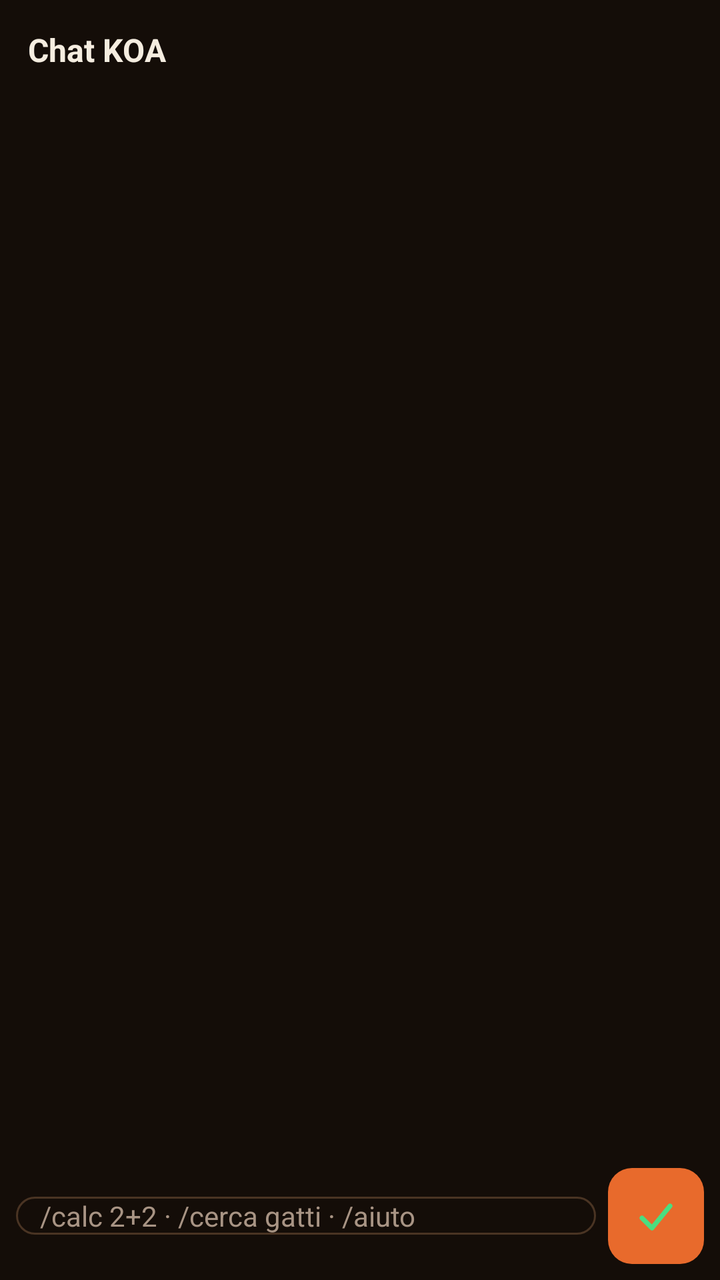
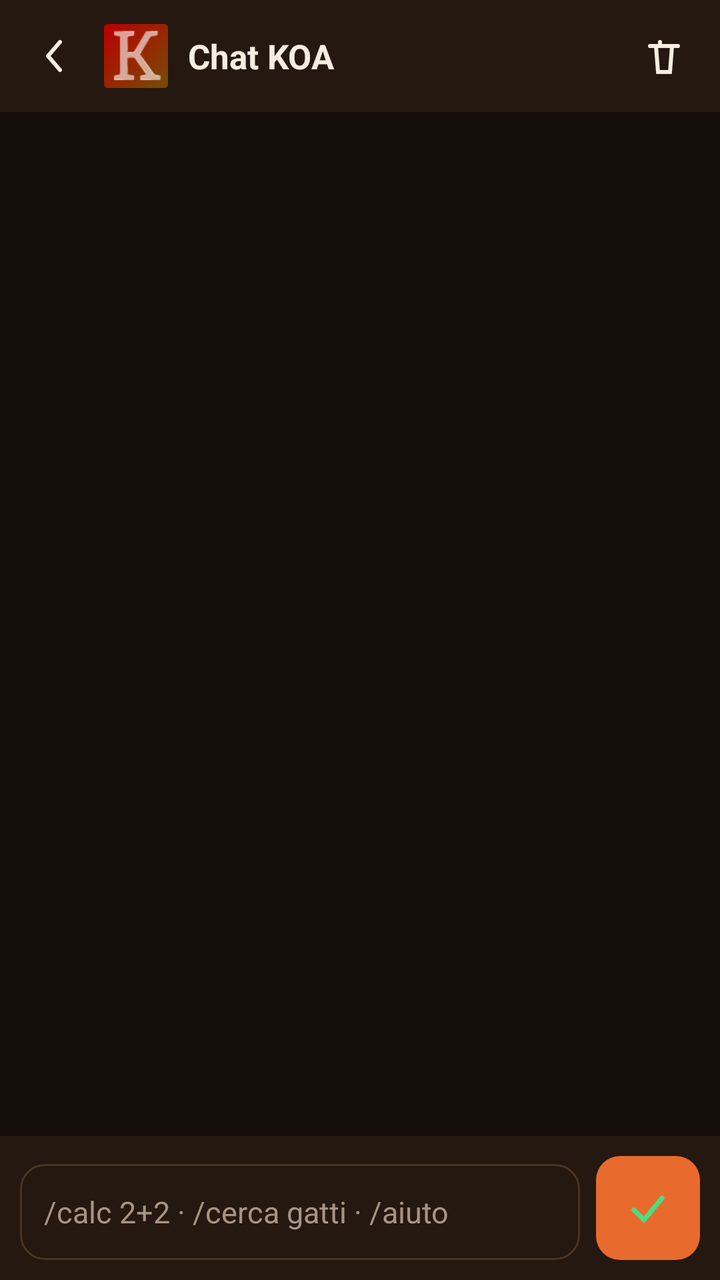

An Android layout rendered at two revisions. The XML below is the earlier revision; the diff shows what the commit changed to produce the second picture.
<!-- AndroidManifest.xml: application theme Theme.KOA -->
<!-- res/layout/activity_chat.xml -->
<?xml version="1.0" encoding="utf-8"?>
<LinearLayout xmlns:android="http://schemas.android.com/apk/res/android"
    android:layout_width="match_parent"
    android:layout_height="match_parent"
    android:orientation="vertical"
    android:background="@color/koa_bg">

    <TextView
        android:layout_width="match_parent"
        android:layout_height="wrap_content"
        android:padding="14dp"
        android:text="@string/chat_title"
        android:textColor="@color/koa_cream"
        android:textSize="16sp"
        android:textStyle="bold" />

    <androidx.recyclerview.widget.RecyclerView
        android:id="@+id/msgList"
        android:layout_width="match_parent"
        android:layout_height="0dp"
        android:layout_weight="1"
        android:padding="10dp"
        android:clipToPadding="false" />

    <LinearLayout
        android:layout_width="match_parent"
        android:layout_height="wrap_content"
        android:orientation="horizontal"
        android:gravity="center_vertical"
        android:padding="8dp">

        <EditText
            android:id="@+id/chatInput"
            android:layout_width="0dp"
            android:layout_height="wrap_content"
            android:layout_weight="1"
            android:background="@drawable/field_bg"
            android:textColor="@color/koa_cream"
            android:textColorHint="@color/koa_muted"
            android:hint="@string/chat_hint"
            android:inputType="text"
            android:maxLines="4"
            android:textSize="14sp" />

        <ImageButton
            android:id="@+id/chatSend"
            android:layout_width="48dp"
            android:layout_height="48dp"
            android:layout_marginStart="6dp"
            android:background="@drawable/btn_primary"
            android:src="@drawable/ic_check"
            android:contentDescription="Invia" />
    </LinearLayout>
</LinearLayout>
<!-- resources referenced by this layout -->
<resources>
  <color name="koa_bg">#140D08</color>
  <color name="koa_cream">#F5EDE0</color>
  <color name="koa_muted">#A89484</color>
  <!-- drawable btn_primary (drawable) -->
  <?xml version="1.0" encoding="utf-8"?>
  <shape xmlns:android="http://schemas.android.com/apk/res/android" android:shape="rectangle">
      <solid android:color="@color/koa_orange" />
      <corners android:radius="12dp" />
  </shape>
  <!-- drawable field_bg (drawable) -->
  <?xml version="1.0" encoding="utf-8"?>
  <shape xmlns:android="http://schemas.android.com/apk/res/android" android:shape="rectangle">
      <solid android:color="#00000059" />
      <stroke android:width="1dp" android:color="@color/koa_line" />
      <corners android:radius="12dp" />
      <padding android:left="12dp" android:right="12dp" />
  </shape>
  <!-- drawable ic_check (drawable) -->
  <vector xmlns:android="http://schemas.android.com/apk/res/android" android:width="24dp" android:height="24dp" android:viewportWidth="24" android:viewportHeight="24"><path android:fillColor="#00000000" android:strokeColor="#4ADE80" android:strokeWidth="2.4" android:strokeLineCap="round" android:strokeLineJoin="round" android:pathData="M5,13 L10,18 L19,7" /></vector>
  <string name="chat_hint">/calc 2+2 · /cerca gatti · /aiuto</string>
  <string name="chat_title">Chat KOA</string>
  <style name="Theme.KOA" parent="Theme.AppCompat.NoActionBar">
          <item name="colorPrimary">@color/koa_orange</item>
          <item name="colorPrimaryDark">@color/koa_wood2</item>
          <item name="colorAccent">@color/koa_amber</item>
          <item name="android:statusBarColor">@color/koa_wood2</item>
          <item name="android:navigationBarColor">@color/koa_wood2</item>
          <item name="android:windowBackground">@drawable/splash</item>
          <item name="android:textColorPrimary">@color/koa_cream</item>
          <item name="android:textColorSecondary">@color/koa_muted</item>
          <item name="android:editTextBackground">@drawable/field_bg</item>
      </style>
  <color name="koa_orange">#E86A2C</color>
  <color name="koa_line">#4A3423</color>
  <color name="koa_wood2">#241811</color>
  <color name="koa_amber">#E8A83C</color>
  <!-- drawable splash (drawable) -->
  <?xml version="1.0" encoding="utf-8"?>
  <layer-list xmlns:android="http://schemas.android.com/apk/res/android">
      <item android:drawable="@color/koa_bg" />
      <item
          android:drawable="@drawable/logo"
          android:width="96dp"
          android:height="96dp"
          android:gravity="center" />
  </layer-list>
  <!-- drawable logo: png bitmap (drawable, 4918 bytes) -->
</resources>

<!-- the commit's change to res/layout/activity_chat.xml (unified diff, before → after) -->
@@ -5,48 +5,83 @@
     android:orientation="vertical"
     android:background="@color/koa_bg">
 
-    <TextView
+    <LinearLayout
         android:layout_width="match_parent"
         android:layout_height="wrap_content"
-        android:padding="14dp"
-        android:text="@string/chat_title"
-        android:textColor="@color/koa_cream"
-        android:textSize="16sp"
-        android:textStyle="bold" />
+        android:orientation="horizontal"
+        android:gravity="center_vertical"
+        android:padding="6dp"
+        android:background="@color/koa_wood2">
+
+        <ImageButton
+            android:id="@+id/chatBack"
+            android:layout_width="44dp"
+            android:layout_height="44dp"
+            android:background="?attr/selectableItemBackgroundBorderless"
+            android:src="@drawable/ic_back"
+            android:contentDescription="Indietro" />
+
+        <ImageView
+            android:layout_width="32dp"
+            android:layout_height="32dp"
+            android:layout_marginStart="2dp"
+            android:src="@drawable/logo" />
+
+        <TextView
+            android:layout_width="0dp"
+            android:layout_height="wrap_content"
+            android:layout_weight="1"
+            android:layout_marginStart="10dp"
+            android:text="@string/chat_title"
+            android:textColor="@color/koa_cream"
+            android:textSize="17sp"
+            android:textStyle="bold" />
+
+        <ImageButton
+            android:id="@+id/chatClear"
+            android:layout_width="44dp"
+            android:layout_height="44dp"
+            android:background="?attr/selectableItemBackgroundBorderless"
+            android:src="@drawable/ic_trash"
+            android:contentDescription="Svuota chat" />
+    </LinearLayout>
 
     <androidx.recyclerview.widget.RecyclerView
         android:id="@+id/msgList"
         android:layout_width="match_parent"
         android:layout_height="0dp"
         android:layout_weight="1"
-        android:padding="10dp"
+        android:padding="12dp"
         android:clipToPadding="false" />
 
     <LinearLayout
         android:layout_width="match_parent"
         android:layout_height="wrap_content"
         android:orientation="horizontal"
-        android:gravity="center_vertical"
-        android:padding="8dp">
+        android:gravity="bottom"
+        android:padding="10dp"
+        android:background="@color/koa_wood2">
 
         <EditText
             android:id="@+id/chatInput"
             android:layout_width="0dp"
             android:layout_height="wrap_content"
             android:layout_weight="1"
+            android:minHeight="48dp"
             android:background="@drawable/field_bg"
             android:textColor="@color/koa_cream"
             android:textColorHint="@color/koa_muted"
             android:hint="@string/chat_hint"
             android:inputType="text"
+            android:imeOptions="actionSend"
             android:maxLines="4"
-            android:textSize="14sp" />
+            android:textSize="15sp" />
 
         <ImageButton
             android:id="@+id/chatSend"
-            android:layout_width="48dp"
-            android:layout_height="48dp"
-            android:layout_marginStart="6dp"
+            android:layout_width="52dp"
+            android:layout_height="52dp"
+            android:layout_marginStart="8dp"
             android:background="@drawable/btn_primary"
             android:src="@drawable/ic_check"
             android:contentDescription="Invia" />
<!-- resource entries referenced after the edit -->
@@ -17,8 +17,12 @@
       <corners android:radius="12dp" />
       <padding android:left="12dp" android:right="12dp" />
   </shape>
+  <!-- drawable ic_back (drawable) -->
+  <vector xmlns:android="http://schemas.android.com/apk/res/android" android:width="24dp" android:height="24dp" android:viewportWidth="24" android:viewportHeight="24"><path android:fillColor="#00000000" android:strokeColor="#F5EDE0" android:strokeWidth="2" android:strokeLineCap="round" android:strokeLineJoin="round" android:pathData="M14,5 L8,12 L14,19" /></vector>
   <!-- drawable ic_check (drawable) -->
   <vector xmlns:android="http://schemas.android.com/apk/res/android" android:width="24dp" android:height="24dp" android:viewportWidth="24" android:viewportHeight="24"><path android:fillColor="#00000000" android:strokeColor="#4ADE80" android:strokeWidth="2.4" android:strokeLineCap="round" android:strokeLineJoin="round" android:pathData="M5,13 L10,18 L19,7" /></vector>
+  <!-- drawable ic_trash (drawable) -->
+  <vector xmlns:android="http://schemas.android.com/apk/res/android" android:width="24dp" android:height="24dp" android:viewportWidth="24" android:viewportHeight="24"><path android:fillColor="#00000000" android:strokeColor="#F5EDE0" android:strokeWidth="2" android:strokeLineCap="round" android:pathData="M5,7 H19 M10,7 L10,5 M8,7 L9,20 L15,20 L16,7" /></vector>
   <string name="chat_hint">/calc 2+2 · /cerca gatti · /aiuto</string>
   <string name="chat_title">Chat KOA</string>
   <style name="Theme.KOA" parent="Theme.AppCompat.NoActionBar">
